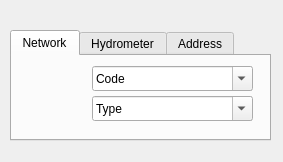
Qt form search/ui/search_plus_dialog.ui (Giswater/giswater_qgis_plugin) before a commit.
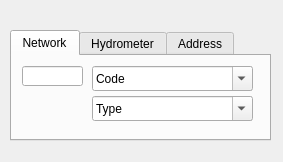
The same form after that commit.

```diff
--- a/search/ui/search_plus_dialog.ui
+++ b/search/ui/search_plus_dialog.ui
@@ -68,6 +68,16 @@
       </property>
      </item>
     </widget>
+    <widget class="QLineEdit" name="lineEdit">
+     <property name="geometry">
+      <rect>
+       <x>10</x>
+       <y>10</y>
+       <width>61</width>
+       <height>20</height>
+      </rect>
+     </property>
+    </widget>
    </widget>
    <widget class="QWidget" name="tab_hydrometer">
     <attribute name="title">
```
